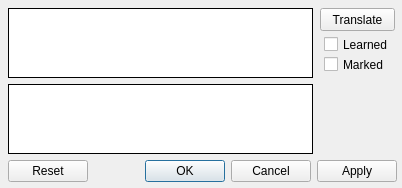
Above: Forms/CWordEditor.ui from skynowa/iTeacher before the change. Below: the same form after it.
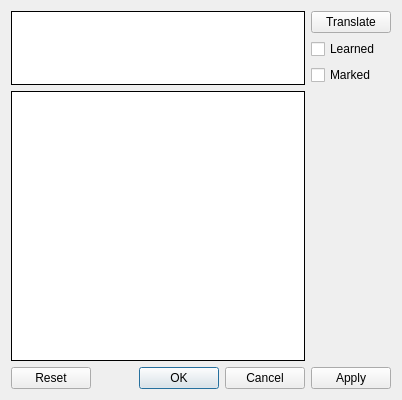
That is the form after the change.

```diff
--- a/Forms/CWordEditor.ui
+++ b/Forms/CWordEditor.ui
@@ -7,34 +7,15 @@
     <x>0</x>
     <y>0</y>
     <width>402</width>
-    <height>188</height>
+    <height>400</height>
    </rect>
   </property>
   <property name="windowTitle">
    <string>Word editor[*]</string>
   </property>
-  <widget class="QDialogButtonBox" name="bbxButtons">
-   <property name="geometry">
-    <rect>
-     <x>8</x>
-     <y>160</y>
-     <width>389</width>
-     <height>23</height>
-    </rect>
-   </property>
-   <property name="standardButtons">
-    <set>QDialogButtonBox::Apply|QDialogButtonBox::Cancel|QDialogButtonBox::Ok|QDialogButtonBox::Reset</set>
-   </property>
-  </widget>
+  <layout class="QGridLayout" name="gridLayout">
+   <item row="0" column="0" rowspan="3">
   <widget class="QTextEdit" name="tedtWordTerm">
-   <property name="geometry">
-    <rect>
-     <x>8</x>
-     <y>8</y>
-     <width>305</width>
-     <height>70</height>
-    </rect>
-   </property>
    <property name="frameShape">
     <enum>QFrame::Box</enum>
    </property>
@@ -42,61 +23,46 @@
     <enum>QFrame::Plain</enum>
    </property>
   </widget>
-  <widget class="QTextEdit" name="tedtWordValue">
-   <property name="geometry">
-    <rect>
-     <x>8</x>
-     <y>84</y>
-     <width>305</width>
-     <height>70</height>
-    </rect>
-   </property>
-   <property name="frameShape">
-    <enum>QFrame::Box</enum>
-   </property>
-   <property name="frameShadow">
-    <enum>QFrame::Plain</enum>
-   </property>
-  </widget>
+   </item>
+   <item row="0" column="1">
+    <widget class="QPushButton" name="pbtnTranslate">
+     <property name="text">
+      <string>Translate</string>
+     </property>
+    </widget>
+   </item>
+   <item row="1" column="1">
   <widget class="QCheckBox" name="chkWordIsLearned">
-   <property name="geometry">
-    <rect>
-     <x>324</x>
-     <y>36</y>
-     <width>70</width>
-     <height>17</height>
-    </rect>
-   </property>
    <property name="text">
     <string>Learned</string>
    </property>
   </widget>
+   </item>
+   <item row="2" column="1">
   <widget class="QCheckBox" name="chkWordIsMarked">
-   <property name="geometry">
-    <rect>
-     <x>324</x>
-     <y>56</y>
-     <width>70</width>
-     <height>17</height>
-    </rect>
-   </property>
    <property name="text">
     <string>Marked</string>
    </property>
   </widget>
-  <widget class="QPushButton" name="pbtnTranslate">
-   <property name="geometry">
-    <rect>
-     <x>320</x>
-     <y>8</y>
-     <width>75</width>
-     <height>23</height>
-    </rect>
-   </property>
-   <property name="text">
-    <string>Translate</string>
-   </property>
-  </widget>
+   </item>
+   <item row="3" column="0">
+    <widget class="QTextEdit" name="tedtWordValue">
+     <property name="frameShape">
+      <enum>QFrame::Box</enum>
+     </property>
+     <property name="frameShadow">
+      <enum>QFrame::Plain</enum>
+     </property>
+    </widget>
+   </item>
+   <item row="4" column="0" colspan="2">
+    <widget class="QDialogButtonBox" name="bbxButtons">
+     <property name="standardButtons">
+      <set>QDialogButtonBox::Apply|QDialogButtonBox::Cancel|QDialogButtonBox::Ok|QDialogButtonBox::Reset</set>
+     </property>
+    </widget>
+   </item>
+  </layout>
  </widget>
  <resources/>
  <connections/>
```
Lines whose indentation alone changed are shown as unchanged.
